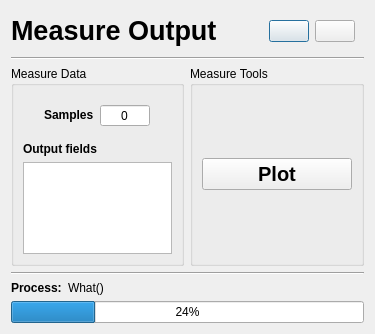
This is app/designer/output/output.ui in Kammann123/lab-tool as Qt 5 draws it before an edit. The edited form follows.
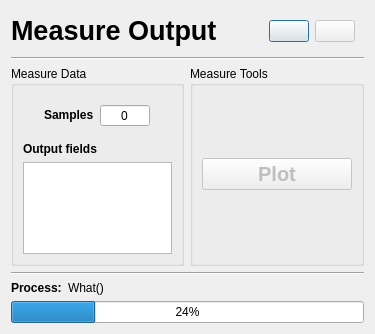
This is the edited form. Icons and pictures are not drawn.

```diff
--- a/app/designer/output/output.ui
+++ b/app/designer/output/output.ui
@@ -76,6 +76,9 @@
         </item>
         <item>
          <widget class="QPushButton" name="excel">
+          <property name="enabled">
+           <bool>false</bool>
+          </property>
           <property name="sizePolicy">
            <sizepolicy hsizetype="Fixed" vsizetype="Fixed">
             <horstretch>0</horstretch>
@@ -213,6 +216,9 @@
        <layout class="QVBoxLayout" name="verticalLayout_3">
         <item alignment="Qt::AlignHCenter">
          <widget class="QPushButton" name="plot">
+          <property name="enabled">
+           <bool>false</bool>
+          </property>
           <property name="minimumSize">
            <size>
             <width>150</width>
```
